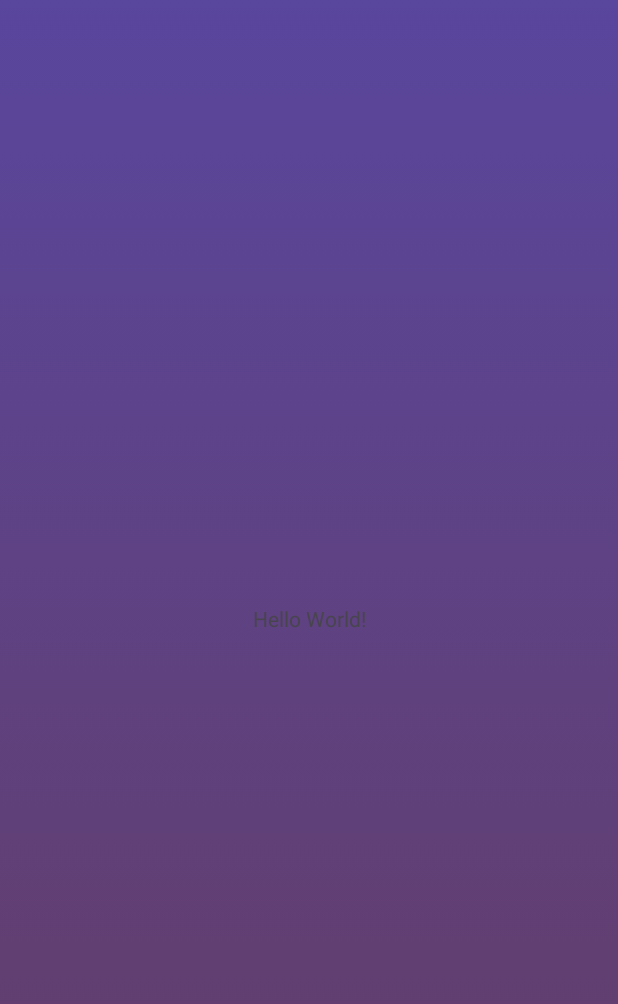
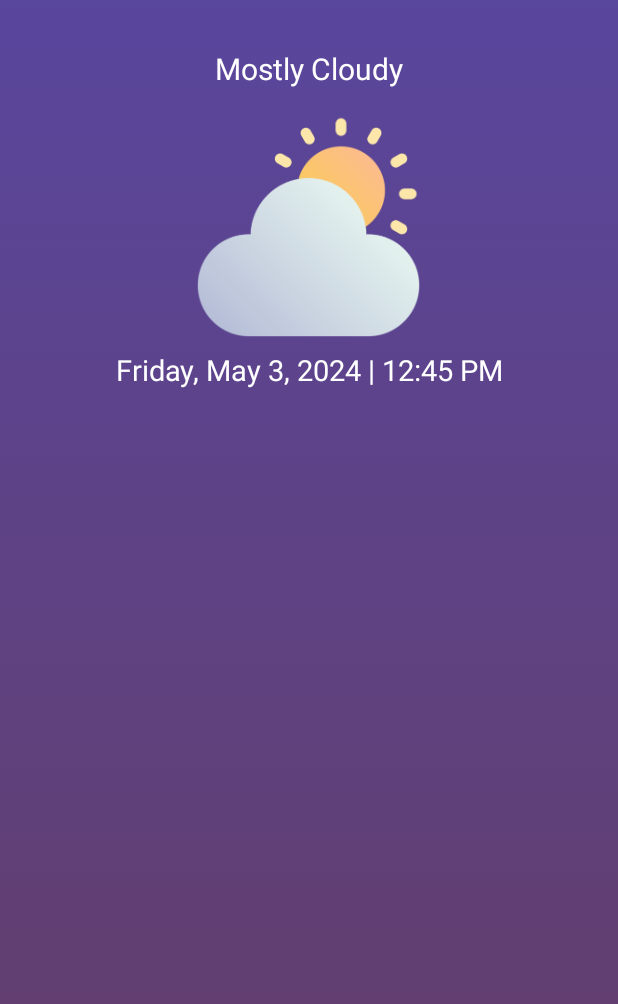
Before and after one commit to AngelHannah/AWeatherApp, an Android app: the screen it shows after launch (MainActivity), on a phone screen of 412 x 824 dp. Shown: the top 1004 px of the screen. Run offline under Robolectric (Android 15) with nearby library versions, the phone set to English and light mode, and no system bars.

Commit message:
Update activity_main.xml
Added imageview for the display of weather images at the top and then added another textview for the date and time data

```diff
--- a/app/src/main/res/layout/activity_main.xml
+++ b/app/src/main/res/layout/activity_main.xml
@@ -8,13 +8,48 @@
     android:background="@drawable/background"
     tools:context=".MainActivity">
 
-    <TextView
-        android:layout_width="wrap_content"
-        android:layout_height="wrap_content"
-        android:text="Hello World!"
+
+    <ScrollView
+        android:layout_width="match_parent"
+        android:layout_height="match_parent"
         app:layout_constraintBottom_toBottomOf="parent"
         app:layout_constraintEnd_toEndOf="parent"
         app:layout_constraintStart_toStartOf="parent"
-        app:layout_constraintTop_toTopOf="parent" />
+        app:layout_constraintTop_toTopOf="parent">
 
+        <LinearLayout
+            android:layout_width="match_parent"
+            android:layout_height="wrap_content"
+            android:orientation="vertical" >
+
+            <TextView
+                android:id="@+id/textView"
+                android:layout_width="match_parent"
+                android:layout_height="wrap_content"
+                android:text="Mostly Cloudy"
+                android:textColor="@color/white"
+                android:textSize="20sp"
+                android:textAlignment="center"
+                android:layout_marginTop="32dp"/>
+
+            <ImageView
+                android:id="@+id/imageView"
+                android:layout_width="150dp"
+                android:layout_height="150dp"
+                app:srcCompat="@drawable/cloudy_sunny"
+                android:layout_marginTop="16dp"
+                android:layout_gravity="center"/>
+
+            <TextView
+                android:id="@+id/textView2"
+                android:layout_width="match_parent"
+                android:layout_height="wrap_content"
+                android:text="Friday, May 3, 2024 | 12:45 PM"
+                android:textColor="@color/white"
+                android:textSize="19sp"
+                android:textAlignment="center"
+                android:layout_marginTop="8dp"
+                />
+        </LinearLayout>
+    </ScrollView>
 </androidx.constraintlayout.widget.ConstraintLayout>
```
